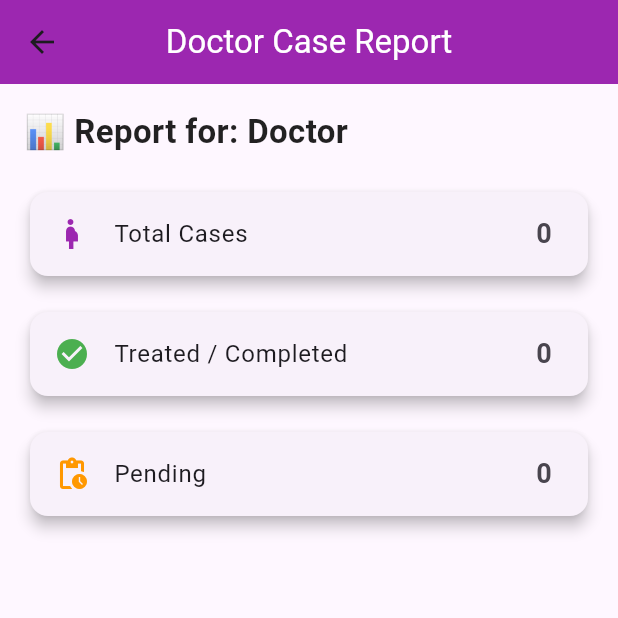
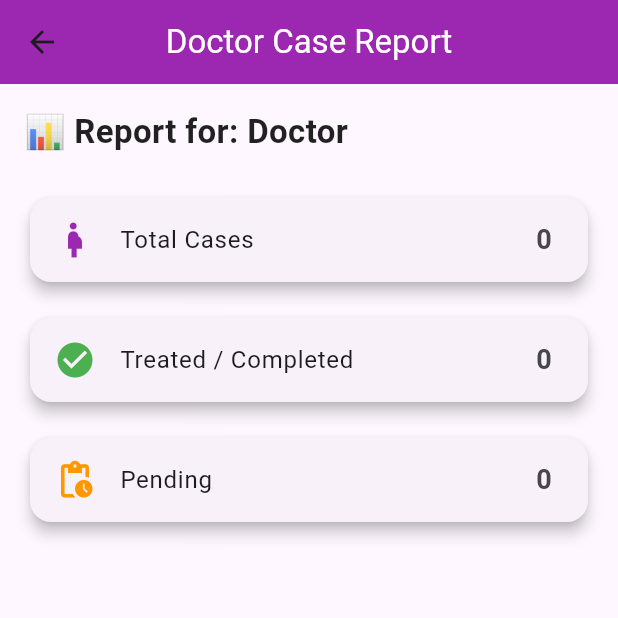
Before and after one commit to 1rexv/pc-bt-heal, a Flutter app: the DoctorReportPage screen opened directly, on a phone screen of 412 x 824 dp, the top half of it. Run offline on Flutter 3.47's test engine with Material 3 defaults, Android fonts, the phone set to English and light mode, and no system bars; our stand-ins replace file_picker, firebase_auth, firebase_core, firebase_database, firebase_messaging, firebase_storage and 4 more; missing offline and left inert: jitsi_meet_flutter_sdk; accounts and stored records are empty.

Commit message:
Update DoctorReportPage.dart

```diff
--- a/lib/DoctorReportPage.dart
+++ b/lib/DoctorReportPage.dart
@@ -3,10 +3,7 @@ import 'package:firebase_auth/firebase_auth.dart';
 import 'package:firebase_database/firebase_database.dart';
 
 class DoctorReportPage extends StatefulWidget {
-  final FirebaseDatabase database; // allows mock injection for tests
-
-  DoctorReportPage({super.key, FirebaseDatabase? database})
-      : database = database ?? FirebaseDatabase.instance;
+  const DoctorReportPage({super.key});
 
   @override
   State<DoctorReportPage> createState() => _DoctorReportPageState();
@@ -19,6 +16,8 @@ class _DoctorReportPageState extends State<DoctorReportPage> {
   int _pendingCases = 0;
   String doctorName = "";
 
+  final FirebaseDatabase _database = FirebaseDatabase.instance;
+
   @override
   void initState() {
     super.initState();
@@ -27,12 +26,16 @@ class _DoctorReportPageState extends State<DoctorReportPage> {
 
   Future<void> _loadDoctorReport() async {
     final currentUser = FirebaseAuth.instance.currentUser;
-    if (currentUser == null) return;
+
+    if (currentUser == null) {
+      setState(() => _isLoading = false);
+      return;
+    }
 
     try {
-      final appointmentsRef = widget.database.ref("appointments");
+      final ref = _database.ref("appointments");
 
-      final snapshot = await appointmentsRef
+      final snapshot = await ref
           .orderByChild("doctorEmail")
           .equalTo(currentUser.email)
           .get();
@@ -40,44 +43,52 @@ class _DoctorReportPageState extends State<DoctorReportPage> {
       int total = 0;
       int treated = 0;
       int pending = 0;
+      String name = "";
 
-      if (snapshot.exists) {
+      if (snapshot.exists && snapshot.value is Map) {
         final data = Map<String, dynamic>.from(snapshot.value as Map);
 
-        data.forEach((key, value) {
+        for (final value in data.values) {
           final appointment = Map<String, dynamic>.from(value);
+
           total++;
 
-          if (appointment["status"] == "completed" ||
-              appointment["status"] == "treated") {
+          final status = appointment["status"]?.toString().toLowerCase();
+
+          if (status == "completed" || status == "treated") {
             treated++;
           } else {
             pending++;
           }
 
-          doctorName = appointment["doctorName"] ?? doctorName;
-        });
+          name = appointment["doctorName"] ?? name;
+        }
       }
 
       setState(() {
         _totalCases = total;
         _treatedCases = treated;
         _pendingCases = pending;
+        doctorName = name;
         _isLoading = false;
       });
     } catch (e) {
-      debugPrint("Error loading doctor report: $e");
+      debugPrint("Error loading report: $e");
       setState(() => _isLoading = false);
     }
   }
 
   @override
   Widget build(BuildContext context) {
-    return Scaffold(
+    final isArabic = Directionality.of(context) == TextDirection.rtl;
+
+    return Directionality(
+      textDirection: isArabic ? TextDirection.rtl : TextDirection.ltr,
+      child: Scaffold(
         appBar: AppBar(
-        title: const Text(
-          'Doctor Case Report',
-          style: TextStyle(color: Colors.white),
+          title: Text(
+            isArabic ? 'تقرير حالات الطبيب' : 'Doctor Case Report',
+            style: const TextStyle(color: Colors.white),
           ),
           backgroundColor: Colors.purple,
           centerTitle: true,
@@ -90,69 +101,69 @@ class _DoctorReportPageState extends State<DoctorReportPage> {
             crossAxisAlignment: CrossAxisAlignment.start,
             children: [
               Text(
-              '📊 Report for: ${doctorName.isNotEmpty ? doctorName : "Doctor"}',
+                isArabic
+                    ? '📊 تقرير الدكتور: ${doctorName.isNotEmpty ? doctorName : "غير معروف"}'
+                    : '📊 Report for: ${doctorName.isNotEmpty ? doctorName : "Doctor"}',
                 style: const TextStyle(
                   fontSize: 22,
                   fontWeight: FontWeight.bold,
                 ),
               ),
-            const SizedBox(height: 20),
+              const SizedBox(height: 24),
 
-            // Total cases
-            Card(
-              elevation: 4,
-              shape: RoundedRectangleBorder(
-                  borderRadius: BorderRadius.circular(12)),
-              child: ListTile(
-                leading: const Icon(Icons.pregnant_woman,
-                    color: Colors.purple),
-                title: const Text('Total Cases'),
-                trailing: Text(
-                  '$_totalCases',
-                  style: const TextStyle(
-                      fontSize: 18, fontWeight: FontWeight.bold),
+              _buildCard(
+                icon: Icons.pregnant_woman,
+                color: Colors.purple,
+                title:
+                isArabic ? 'إجمالي الحالات' : 'Total Cases',
+                value: _totalCases,
+              ),
+              const SizedBox(height: 16),
+
+              _buildCard(
+                icon: Icons.check_circle,
+                color: Colors.green,
+                title: isArabic
+                    ? 'الحالات المعالجة'
+                    : 'Treated / Completed',
+                value: _treatedCases,
+              ),
+              const SizedBox(height: 16),
+
+              _buildCard(
+                icon: Icons.pending_actions,
+                color: Colors.orange,
+                title:
+                isArabic ? 'الحالات المعلقة' : 'Pending',
+                value: _pendingCases,
+              ),
+            ],
           ),
         ),
       ),
+    );
+  }
 
-            const SizedBox(height: 16),
-
-            // Treated cases
-            Card(
+  Widget _buildCard({
+    required IconData icon,
+    required Color color,
+    required String title,
+    required int value,
+  }) {
+    return Card(
       elevation: 4,
       shape: RoundedRectangleBorder(
-                  borderRadius: BorderRadius.circular(12)),
+        borderRadius: BorderRadius.circular(14),
+      ),
       child: ListTile(
-                leading:
-                const Icon(Icons.check_circle, color: Colors.green),
-                title: const Text('Treated / Completed'),
+        leading: Icon(icon, color: color, size: 28),
+        title: Text(title),
         trailing: Text(
-                  '$_treatedCases',
+          value.toString(),
           style: const TextStyle(
-                      fontSize: 18, fontWeight: FontWeight.bold),
+            fontSize: 18,
+            fontWeight: FontWeight.bold,
           ),
-              ),
-            ),
-
-            const SizedBox(height: 16),
-
-            // Pending cases
-            Card(
-              elevation: 4,
-              shape: RoundedRectangleBorder(
-                  borderRadius: BorderRadius.circular(12)),
-              child: ListTile(
-                leading: const Icon(Icons.pending_actions,
-                    color: Colors.orange),
-                title: const Text('Pending'),
-                trailing: Text(
-                  '$_pendingCases',
-                  style: const TextStyle(
-                      fontSize: 18, fontWeight: FontWeight.bold),
-                ),
-              ),
-            ),
-          ],
         ),
       ),
     );
```
Lines whose indentation alone changed are shown as unchanged.
